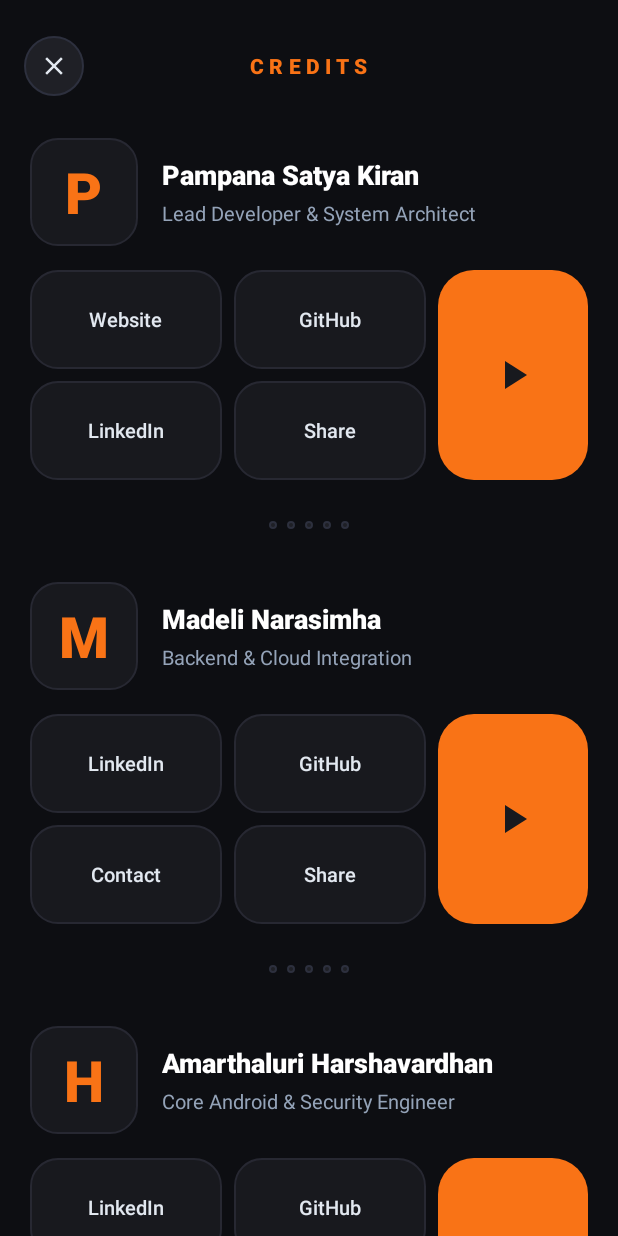
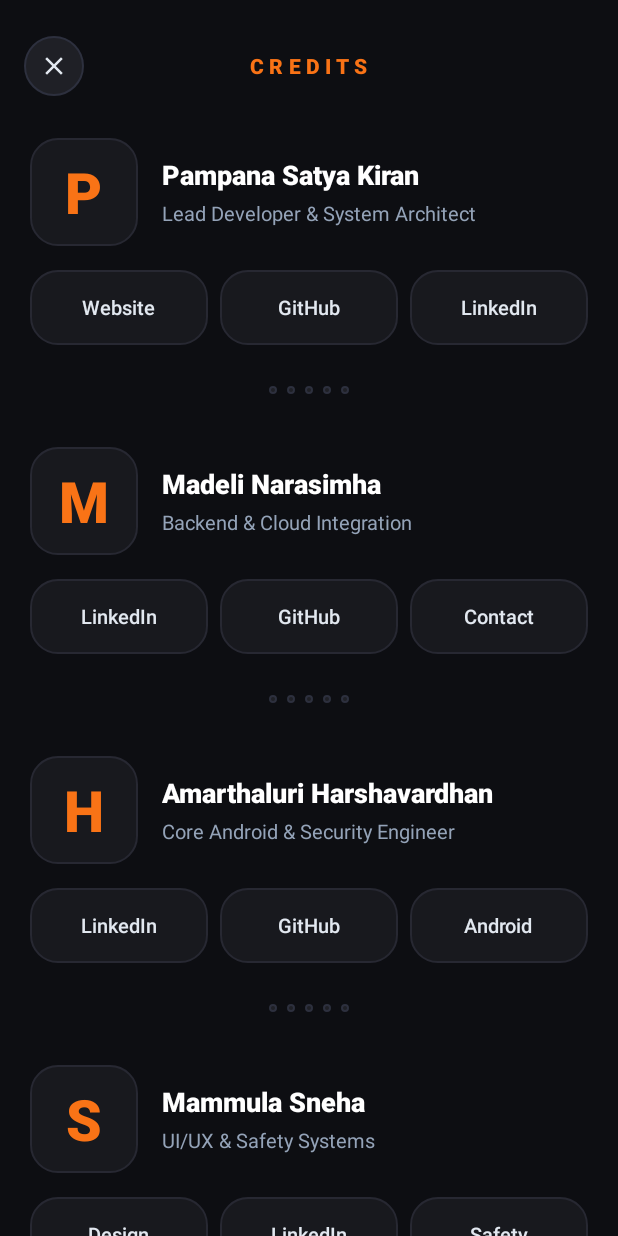
Before and after one commit to satyakiran29/GuardianAI, an Android app: the fragment AboutFragment shown on its own in the app's theme, on a phone screen of 412 x 824 dp. Run offline under Robolectric (Android 15) with nearby library versions, the light colour scheme and no system bars.

Commit message:
Simplify about cards and bump version
This change bumps the app and update metadata to 1.0.2 and updates the about screen to a slimmer 3-tile contributor layout. It removes the share and primary action cards, cleans up related Java logic, updates the version label, and refreshes the release notes for the Android update. The debug APK was also removed from the Apk directory.

```diff
--- a/App/app/build.gradle
+++ b/App/app/build.gradle
@@ -10,8 +10,8 @@ android {
         applicationId "com.android.sheguard"
         minSdk 27
         targetSdk 35
-        versionCode 2
-        versionName "1.0.1"
+        versionCode 3
+        versionName "1.0.2"
     }
 
     buildTypes {
--- a/App/app/src/main/java/com/android/sheguard/ui/fragment/AboutFragment.java
+++ b/App/app/src/main/java/com/android/sheguard/ui/fragment/AboutFragment.java
@@ -35,14 +35,11 @@ public class AboutFragment extends Fragment {
         final String tile2Url;
         final String tile3Label;
         final String tile3Url;
-        final String tile4Label;
-        final String primaryUrl;
 
         Contributor(String monogram, String name, String role,
                 String tile1Label, String tile1Url,
                 String tile2Label, String tile2Url,
-                String tile3Label, String tile3Url,
-                String tile4Label, String primaryUrl) {
+                String tile3Label, String tile3Url) {
             this.monogram = monogram;
             this.name = name;
             this.role = role;
@@ -52,8 +49,6 @@ public class AboutFragment extends Fragment {
             this.tile2Url = tile2Url;
             this.tile3Label = tile3Label;
             this.tile3Url = tile3Url;
-            this.tile4Label = tile4Label;
-            this.primaryUrl = primaryUrl;
         }
     }
 
@@ -97,8 +92,7 @@ public class AboutFragment extends Fragment {
                 "Lead Developer & System Architect",
                 "Website", "http://psatyakiran.in/",
                 "GitHub", "https://github.com/satyakiran29",
-                "LinkedIn", "https://www.linkedin.com/in/satyakiran299",
-                "Share", "http://psatyakiran.in/"));
+                "LinkedIn", "https://www.linkedin.com/in/satyakiran299"));
 
         // Narasimha
         contributorList.add(new Contributor(
@@ -108,8 +102,7 @@ public class AboutFragment extends Fragment {
                 "LinkedIn",
                 "https://www.linkedin.com/in/narasimha-madeli-ba7b73338?utm_source=share_via&utm_content=profile&utm_medium=member_android",
                 "GitHub", "https://github.com",
-                "Contact", "mailto:contact@guardianai.app",
-                "Share", "https://www.linkedin.com/in/narasimha-madeli-ba7b73338"));
+                "Contact", "mailto:contact@guardianai.app"));
 
         // Harshavardhan
         contributorList.add(new Contributor(
@@ -118,8 +111,7 @@ public class AboutFragment extends Fragment {
                 "Core Android & Security Engineer",
                 "LinkedIn", "https://www.linkedin.com",
                 "GitHub", "https://github.com",
-                "Android", "https://guardianai.app",
-                "Share", "https://guardianai.app"));
+                "Android", "https://guardianai.app"));
 
         // Sneha
         contributorList.add(new Contributor(
@@ -128,8 +120,7 @@ public class AboutFragment extends Fragment {
                 "UI/UX & Safety Systems",
                 "Design", "https://guardianai.app",
                 "LinkedIn", "https://www.linkedin.com",
-                "Safety", "https://guardianai.app",
-                "Share", "https://guardianai.app"));
+                "Safety", "https://guardianai.app"));
 
         // Meghana
         contributorList.add(new Contributor(
@@ -138,8 +129,7 @@ public class AboutFragment extends Fragment {
                 "QA & Location Telemetry",
                 "LinkedIn", "https://www.linkedin.com",
                 "Testing", "https://guardianai.app",
-                "Telemetry", "https://guardianai.app",
-                "Share", "https://guardianai.app"));
+                "Telemetry", "https://guardianai.app"));
     }
 
     private void renderContributors(LayoutInflater inflater) {
@@ -165,13 +155,6 @@ public class AboutFragment extends Fragment {
             card.tvBentoTile3.setText(dev.tile3Label);
             card.btnBentoTile3.setOnClickListener(v -> openUrl(dev.tile3Url, dev.name));
 
-            // Bento Tile 4 (Share action)
-            card.tvBentoTile4.setText(dev.tile4Label);
-            card.btnBentoTile4.setOnClickListener(v -> shareContributor(dev));
-
-            // Right Tall Orange Accent Card
-            card.btnBentoPrimaryAccent.setOnClickListener(v -> openUrl(dev.primaryUrl, dev.name));
-
             binding.layoutTeamContainer.addView(card.getRoot());
         }
     }
@@ -188,17 +171,4 @@ public class AboutFragment extends Fragment {
             Snackbar.make(binding.getRoot(), "Could not open link", Snackbar.LENGTH_SHORT).show();
         }
     }
-
-    private void shareContributor(Contributor dev) {
-        try {
-            Intent sendIntent = new Intent();
-            sendIntent.setAction(Intent.ACTION_SEND);
-            sendIntent.putExtra(Intent.EXTRA_TEXT,
-                    "Check out " + dev.name + " (" + dev.role + ") on GuardianAI! " + dev.primaryUrl);
-            sendIntent.setType("text/plain");
-            Intent shareIntent = Intent.createChooser(sendIntent, "Share " + dev.name);
-            startActivity(shareIntent);
-        } catch (Exception ignored) {
-        }
-    }
 }
--- a/App/app/src/main/res/layout/fragment_about.xml
+++ b/App/app/src/main/res/layout/fragment_about.xml
@@ -82,7 +82,7 @@
                 android:layout_marginBottom="16dp"
                 android:fontFamily="sans-serif"
                 android:letterSpacing="0.08"
-                android:text="guardianai v1.0.1"
+                android:text="guardianai v1.0.2"
                 android:textColor="#64748B"
                 android:textSize="12sp" />
         </LinearLayout>
--- a/App/app/src/main/res/layout/item_developer_card.xml
+++ b/App/app/src/main/res/layout/item_developer_card.xml
@@ -63,27 +63,11 @@
         </LinearLayout>
     </LinearLayout>
 
-    <!-- Bento Action Grid -->
+    <!-- Bento Action Row (3 Tiles) -->
     <LinearLayout
         android:layout_width="match_parent"
-        android:layout_height="140dp"
+        android:layout_height="50dp"
         android:layout_marginTop="16dp"
-        android:orientation="horizontal">
-
-        <!-- Left 2x2 Grid -->
-        <LinearLayout
-            android:layout_width="0dp"
-            android:layout_height="match_parent"
-            android:layout_marginEnd="8dp"
-            android:layout_weight="1"
-            android:orientation="vertical">
-
-            <!-- Row 1 -->
-            <LinearLayout
-                android:layout_width="match_parent"
-                android:layout_height="0dp"
-                android:layout_marginBottom="8dp"
-                android:layout_weight="1"
         android:orientation="horizontal">
 
         <FrameLayout
@@ -111,6 +95,7 @@
             android:id="@+id/btn_bento_tile_2"
             android:layout_width="0dp"
             android:layout_height="match_parent"
+            android:layout_marginEnd="8dp"
             android:layout_weight="1"
             android:background="@drawable/bg_bento_tile"
             android:clickable="true"
@@ -126,20 +111,11 @@
                 android:textSize="13sp"
                 tools:text="LinkedIn" />
         </FrameLayout>
-            </LinearLayout>
-
-            <!-- Row 2 -->
-            <LinearLayout
-                android:layout_width="match_parent"
-                android:layout_height="0dp"
-                android:layout_weight="1"
-                android:orientation="horizontal">
 
         <FrameLayout
             android:id="@+id/btn_bento_tile_3"
             android:layout_width="0dp"
             android:layout_height="match_parent"
-                    android:layout_marginEnd="8dp"
             android:layout_weight="1"
             android:background="@drawable/bg_bento_tile"
             android:clickable="true"
@@ -154,47 +130,6 @@
                 android:textColor="#E2E8F0"
                 android:textSize="13sp"
                 tools:text="GitHub" />
-                </FrameLayout>
-
-                <FrameLayout
-                    android:id="@+id/btn_bento_tile_4"
-                    android:layout_width="0dp"
-                    android:layout_height="match_parent"
-                    android:layout_weight="1"
-                    android:background="@drawable/bg_bento_tile"
-                    android:clickable="true"
-                    android:focusable="true">
-
-                    <TextView
-                        android:id="@+id/tv_bento_tile_4"
-                        android:layout_width="wrap_content"
-                        android:layout_height="wrap_content"
-                        android:layout_gravity="center"
-                        android:fontFamily="sans-serif-medium"
-                        android:textColor="#E2E8F0"
-                        android:textSize="13sp"
-                        tools:text="Share" />
-                </FrameLayout>
-            </LinearLayout>
-        </LinearLayout>
-
-        <!-- Right Tall Orange Accent Card -->
-        <FrameLayout
-            android:id="@+id/btn_bento_primary_accent"
-            android:layout_width="100dp"
-            android:layout_height="match_parent"
-            android:background="@drawable/bg_bento_tall_accent"
-            android:clickable="true"
-            android:focusable="true">
-
-            <ImageView
-                android:id="@+id/iv_bento_primary_icon"
-                android:layout_width="32dp"
-                android:layout_height="32dp"
-                android:layout_gravity="center"
-                android:src="@drawable/ic_play_arrow_vector"
-                app:tint="#18191E"
-                android:contentDescription="Open Primary Link" />
         </FrameLayout>
     </LinearLayout>
 
```
Also changed, not shown: 2 other files. Lines whose indentation alone changed are shown as unchanged.
